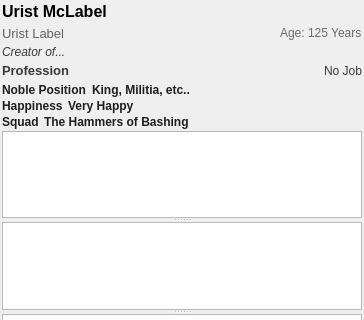
The window that ui/dwarfdetailswidget.ui (Dwarf-Therapist/Dwarf-Therapist) describes before a commit, drawn with Qt 5; both pictures show x 0 to 364 and y 0 to 320 of the 364 by 586 pixel window.
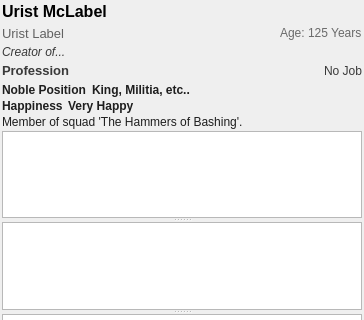
The same window after the commit.

Patch:
```diff
--- a/ui/dwarfdetailswidget.ui
+++ b/ui/dwarfdetailswidget.ui
@@ -629,60 +629,10 @@
      </item>
      <item>
       <layout class="QHBoxLayout" name="hLayoutSquad">
-       <item>
-        <widget class="QLabel" name="lbl_squad">
-         <property name="palette">
-          <palette>
-           <active>
-            <colorrole role="WindowText">
-             <brush brushstyle="SolidPattern">
-              <color alpha="255">
-               <red>30</red>
-               <green>30</green>
-               <blue>30</blue>
-              </color>
-             </brush>
-            </colorrole>
-           </active>
-           <inactive>
-            <colorrole role="WindowText">
-             <brush brushstyle="SolidPattern">
-              <color alpha="255">
-               <red>30</red>
-               <green>30</green>
-               <blue>30</blue>
-              </color>
-             </brush>
-            </colorrole>
-           </inactive>
-           <disabled>
-            <colorrole role="WindowText">
-             <brush brushstyle="SolidPattern">
-              <color alpha="255">
-               <red>42</red>
-               <green>42</green>
-               <blue>42</blue>
-              </color>
-             </brush>
-            </colorrole>
-           </disabled>
-          </palette>
-         </property>
-         <property name="font">
-          <font>
-           <weight>75</weight>
-           <bold>true</bold>
-          </font>
-         </property>
-         <property name="text">
-          <string>Squad </string>
-         </property>
-        </widget>
-       </item>
        <item>
         <widget class="QLabel" name="lbl_squad_name">
          <property name="sizePolicy">
-          <sizepolicy hsizetype="Expanding" vsizetype="Preferred">
+          <sizepolicy hsizetype="Expanding" vsizetype="Minimum">
            <horstretch>0</horstretch>
            <verstretch>0</verstretch>
           </sizepolicy>
@@ -726,12 +676,12 @@
          </property>
          <property name="font">
           <font>
-           <weight>75</weight>
-           <bold>true</bold>
+           <weight>50</weight>
+           <bold>false</bold>
           </font>
          </property>
          <property name="text">
-          <string>The Hammers of Bashing</string>
+          <string>Member of squad 'The Hammers of Bashing'.</string>
          </property>
          <property name="wordWrap">
           <bool>true</bool>
```
